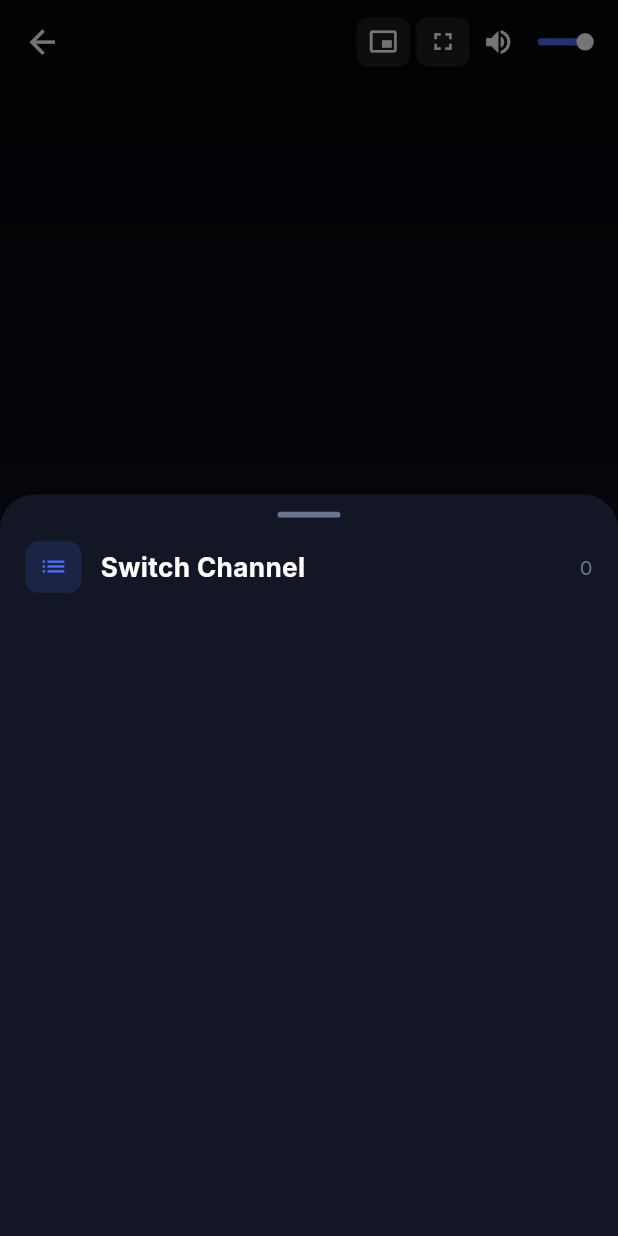
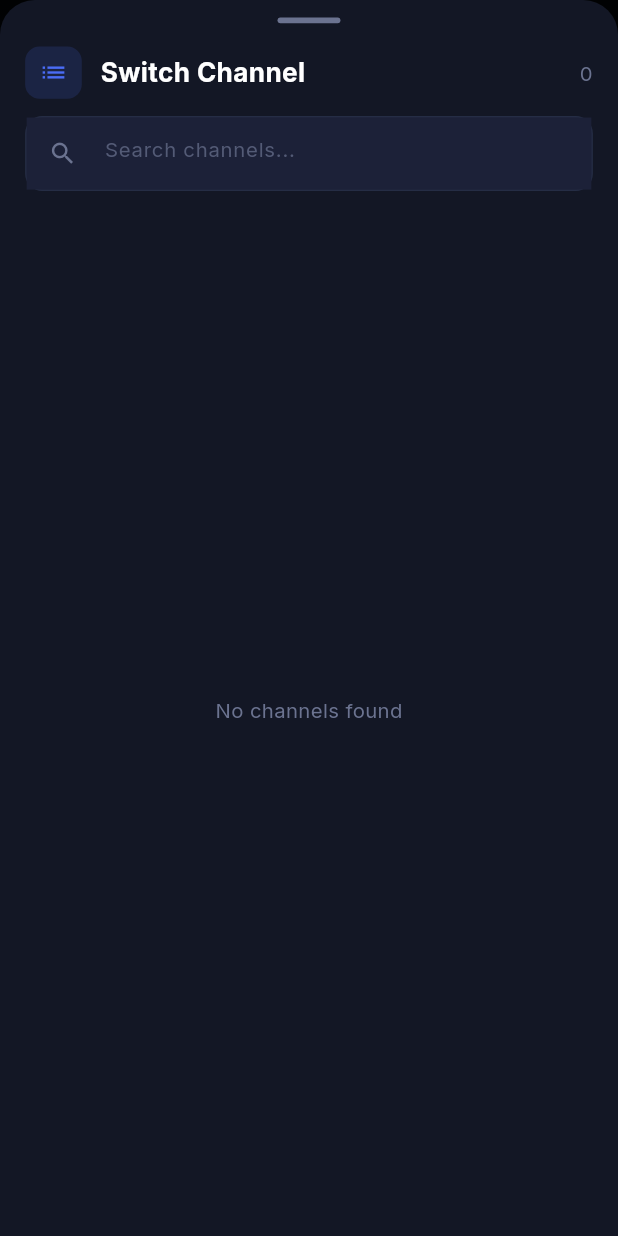
Before and after one commit to Darkmintis/primeview, a Flutter app: the VideoControls widget shown alone on an empty page, opened directly with empty values, item 2 of the bottom bar chosen, on a phone screen of 412 x 824 dp. Run offline on Flutter 3.47's test engine with Material 3 defaults, Android fonts, the phone set to English and light mode, and no system bars; our stand-ins replace cached_network_image, dio, equatable, flutter_riverpod, flutter_screenutil, get_it and 7 more; accounts and stored records are empty; network calls fail.

Commit message:
refactor: remove side channel arrows, add search to channel switcher

```diff
--- a/lib/features/player/widgets/video_controls.dart
+++ b/lib/features/player/widgets/video_controls.dart
@@ -96,14 +96,13 @@ class _VideoControlsState extends ConsumerState<VideoControls>
             final notifier = ref.read(playerViewModelProvider.notifier);
             if (dx < width / 3) {
               notifier.seekBackward(10);
-              _showSeekFeedback(-10);
             } else if (dx > width * 2 / 3) {
               notifier.seekForward(10);
-              _showSeekFeedback(10);
             }
           },
           onVerticalDragEnd: (details) {
-            if (details.primaryVelocity != null && details.primaryVelocity! < -200) {
+            if (details.primaryVelocity != null &&
+                details.primaryVelocity! < -200) {
               _openChannelSwitcher();
             }
           },
@@ -135,36 +134,6 @@ class _VideoControlsState extends ConsumerState<VideoControls>
             child: FadeTransition(
               opacity: _fadeAnimation,
               child: _buildTopBar(context),
-            ),
-          ),
-        if (show)
-          Positioned(
-            left: 16.w,
-            top: 0,
-            bottom: 0,
-            child: FadeTransition(
-              opacity: _fadeAnimation,
-              child: Center(
-                child: _buildSideButton(
-                  Icons.keyboard_arrow_up,
-                  () => _switchRelative(-1),
-                ),
-              ),
-            ),
-          ),
-        if (show)
-          Positioned(
-            right: 16.w,
-            top: 0,
-            bottom: 0,
-            child: FadeTransition(
-              opacity: _fadeAnimation,
-              child: Center(
-                child: _buildSideButton(
-                  Icons.keyboard_arrow_down,
-                  () => _switchRelative(1),
-                ),
-              ),
             ),
           ),
         if (show)
@@ -204,21 +173,6 @@ class _VideoControlsState extends ConsumerState<VideoControls>
             ),
           ),
       ],
-    );
-  }
-
-  Widget _buildSideButton(IconData icon, VoidCallback onTap) {
-    return GestureDetector(
-      onTap: onTap,
-      child: Container(
-        width: 44.w,
-        height: 80.h,
-        decoration: BoxDecoration(
-          color: Colors.black26,
-          borderRadius: BorderRadius.circular(22.r),
-        ),
-        child: Icon(icon, color: Colors.white70, size: 28.sp),
-      ),
     );
   }
 
@@ -282,7 +236,8 @@ class _VideoControlsState extends ConsumerState<VideoControls>
         ),
         SizedBox(width: 4.w),
         GestureDetector(
-          onTap: () => ref.read(playerViewModelProvider.notifier).toggleMute(),
+          onTap: () =>
+              ref.read(playerViewModelProvider.notifier).toggleMute(),
           child: Container(
             padding: EdgeInsets.symmetric(horizontal: 4.w, vertical: 4.h),
             child: Row(
@@ -303,8 +258,10 @@ class _VideoControlsState extends ConsumerState<VideoControls>
                   child: SliderTheme(
                     data: SliderThemeData(
                       trackHeight: 3.h,
-                      thumbShape: RoundSliderThumbShape(enabledThumbRadius: 6.r),
-                      overlayShape: RoundSliderOverlayShape(overlayRadius: 14.r),
+                      thumbShape:
+                          RoundSliderThumbShape(enabledThumbRadius: 6.r),
+                      overlayShape:
+                          RoundSliderOverlayShape(overlayRadius: 14.r),
                       activeTrackColor: AppColors.primary,
                       inactiveTrackColor: Colors.white24,
                       thumbColor: Colors.white,
@@ -313,7 +270,9 @@ class _VideoControlsState extends ConsumerState<VideoControls>
                       value: playerState.isMuted ? 0 : playerState.volume,
                       onChanged: (v) {
                         _hideTimer?.cancel();
-                        ref.read(playerViewModelProvider.notifier).setVolume(v);
+                        ref
+                            .read(playerViewModelProvider.notifier)
+                            .setVolume(v);
                       },
                       onChangeEnd: (_) => _startHideTimer(),
                     ),
@@ -349,7 +308,8 @@ class _VideoControlsState extends ConsumerState<VideoControls>
   Widget _buildCenterControls(PlayerState playerState) {
     return Center(
       child: GestureDetector(
-        onTap: () => ref.read(playerViewModelProvider.notifier).togglePlayPause(),
+        onTap: () =>
+            ref.read(playerViewModelProvider.notifier).togglePlayPause(),
         child: AnimatedContainer(
           duration: const Duration(milliseconds: 200),
           width: 80.w,
@@ -406,7 +366,8 @@ class _VideoControlsState extends ConsumerState<VideoControls>
               GestureDetector(
                 onTap: () => _switchRelative(-1),
                 child: Container(
-                  padding: EdgeInsets.symmetric(horizontal: 14.w, vertical: 8.h),
+                  padding:
+                      EdgeInsets.symmetric(horizontal: 14.w, vertical: 8.h),
                   decoration: BoxDecoration(
                     color: Colors.black45,
                     borderRadius: BorderRadius.circular(20.r),
@@ -414,12 +375,12 @@ class _VideoControlsState extends ConsumerState<VideoControls>
                   ),
                   child: Row(
                     children: [
-                      Icon(Icons.skip_previous, color: Colors.white70, size: 18.sp),
+                      Icon(Icons.skip_previous,
+                          color: Colors.white70, size: 18.sp),
                       SizedBox(width: 4.w),
-                      Text(
-                        'Prev',
-                        style: TextStyle(color: Colors.white70, fontSize: 12.sp),
-                      ),
+                      Text('Prev',
+                          style: TextStyle(
+                              color: Colors.white70, fontSize: 12.sp)),
                     ],
                   ),
                 ),
@@ -428,20 +389,22 @@ class _VideoControlsState extends ConsumerState<VideoControls>
               GestureDetector(
                 onTap: _openChannelSwitcher,
                 child: Container(
-                  padding: EdgeInsets.symmetric(horizontal: 16.w, vertical: 8.h),
+                  padding:
+                      EdgeInsets.symmetric(horizontal: 16.w, vertical: 8.h),
                   decoration: BoxDecoration(
                     color: AppColors.primary.withValues(alpha: 0.2),
                     borderRadius: BorderRadius.circular(20.r),
-                    border: Border.all(color: AppColors.primary.withValues(alpha: 0.4)),
+                    border: Border.all(
+                        color: AppColors.primary.withValues(alpha: 0.4)),
                   ),
                   child: Row(
                     children: [
-                      Icon(Icons.list, color: AppColors.primaryLight, size: 18.sp),
+                      Icon(Icons.list,
+                          color: AppColors.primaryLight, size: 18.sp),
                       SizedBox(width: 6.w),
-                      Text(
-                        'Channels',
-                        style: TextStyle(color: AppColors.primaryLight, fontSize: 12.sp),
-                      ),
+                      Text('Channels',
+                          style: TextStyle(
+                              color: AppColors.primaryLight, fontSize: 12.sp)),
                     ],
                   ),
                 ),
@@ -450,7 +413,8 @@ class _VideoControlsState extends ConsumerState<VideoControls>
               GestureDetector(
                 onTap: () => _switchRelative(1),
                 child: Container(
-                  padding: EdgeInsets.symmetric(horizontal: 14.w, vertical: 8.h),
+                  padding:
+                      EdgeInsets.symmetric(horizontal: 14.w, vertical: 8.h),
                   decoration: BoxDecoration(
                     color: Colors.black45,
                     borderRadius: BorderRadius.circular(20.r),
@@ -458,12 +422,12 @@ class _VideoControlsState extends ConsumerState<VideoControls>
                   ),
                   child: Row(
                     children: [
-                      Text(
-                        'Next',
-                        style: TextStyle(color: Colors.white70, fontSize: 12.sp),
-                      ),
+                      Text('Next',
+                          style: TextStyle(
+                              color: Colors.white70, fontSize: 12.sp)),
                       SizedBox(width: 4.w),
-                      Icon(Icons.skip_next, color: Colors.white70, size: 18.sp),
+                      Icon(Icons.skip_next,
+                          color: Colors.white70, size: 18.sp),
                     ],
                   ),
                 ),
@@ -475,35 +439,41 @@ class _VideoControlsState extends ConsumerState<VideoControls>
     );
   }
 
-  void _showSeekFeedback(int seconds) {
-  }
-
   void _openChannelSwitcher() {
     _hideTimer?.cancel();
     final channels = ref.read(channelsProvider);
-    final currentIdx = channels.indexWhere(
-      (c) => c.id == widget.currentChannel.id,
-    );
+    var searchQuery = '';
+    final searchController = TextEditingController();
 
     showModalBottomSheet(
       context: context,
       isScrollControlled: true,
       backgroundColor: Colors.transparent,
       builder: (ctx) {
+        return StatefulBuilder(
+          builder: (ctx, setSheetState) {
+            final filtered = searchQuery.isEmpty
+                ? channels
+                : channels
+                    .where((c) => htmlDecode(c.name)
+                        .toLowerCase()
+                        .contains(searchQuery))
+                    .toList();
+
             return Container(
               decoration: BoxDecoration(
                 color: AppColors.surface,
-            borderRadius: BorderRadius.vertical(top: Radius.circular(24.r)),
+                borderRadius:
+                    BorderRadius.vertical(top: Radius.circular(24.r)),
               ),
-          child: DraggableScrollableSheet(
-            initialChildSize: 0.6,
-            minChildSize: 0.3,
-            maxChildSize: 0.85,
-            expand: false,
-            builder: (ctx, scrollController) {
-              return Padding(
-                padding: EdgeInsets.fromLTRB(16.w, 12.h, 16.w, 16.h),
+              child: Padding(
+                padding: EdgeInsets.only(
+                    left: 16.w,
+                    right: 16.w,
+                    top: 12.h,
+                    bottom: MediaQuery.of(ctx).viewInsets.bottom + 16),
                 child: Column(
+                  mainAxisSize: MainAxisSize.min,
                   children: [
                     Center(
                       child: Container(
@@ -522,54 +492,99 @@ class _VideoControlsState extends ConsumerState<VideoControls>
                           width: 36.w,
                           height: 36.h,
                           decoration: BoxDecoration(
-                            color: AppColors.primary.withValues(alpha: 0.15),
+                            color:
+                                AppColors.primary.withValues(alpha: 0.15),
                             borderRadius: BorderRadius.circular(10.r),
                           ),
-                          child: Icon(
-                            Icons.list,
-                            color: AppColors.primary,
-                            size: 20.sp,
-                          ),
+                          child: Icon(Icons.list,
+                              color: AppColors.primary, size: 20.sp),
                         ),
                         SizedBox(width: 12.w),
-                        Text(
-                          'Switch Channel',
+                        Text('Switch Channel',
                             style: TextStyle(
                                 color: Colors.white,
                                 fontSize: 18.sp,
-                            fontWeight: FontWeight.bold,
-                          ),
-                        ),
-                        const Spacer(),
-                        Text(
-                          '${channels.length}',
+                                fontWeight: FontWeight.bold)),
+                        Spacer(),
+                        Text('${filtered.length}',
                             style: TextStyle(
                                 color: AppColors.textMuted,
-                            fontSize: 14.sp,
-                          ),
-                        ),
+                                fontSize: 14.sp)),
                       ],
                     ),
                     SizedBox(height: 12.h),
+                    Container(
+                      decoration: BoxDecoration(
+                        color: AppColors.surfaceLight,
+                        borderRadius: BorderRadius.circular(12.r),
+                        border: Border.all(color: AppColors.divider),
+                      ),
+                      child: TextField(
+                        controller: searchController,
+                        style: TextStyle(
+                            color: Colors.white, fontSize: 14.sp),
+                        decoration: InputDecoration(
+                          hintText: 'Search channels...',
+                          hintStyle: TextStyle(
+                              color: AppColors.textMuted
+                                  .withValues(alpha: 0.7),
+                              fontSize: 14.sp),
+                          prefixIcon: Padding(
+                            padding: EdgeInsets.all(12.w),
+                            child: Icon(Icons.search,
+                                color: AppColors.textMuted, size: 20.sp),
+                          ),
+                          suffixIcon: searchQuery.isNotEmpty
+                              ? GestureDetector(
+                                  onTap: () {
+                                    searchController.clear();
+                                    setSheetState(
+                                        () => searchQuery = '');
+                                  },
+                                  child: Padding(
+                                    padding: EdgeInsets.all(12.w),
+                                    child: Icon(Icons.clear,
+                                        color: AppColors.textMuted,
+                                        size: 18.sp),
+                                  ),
+                                )
+                              : null,
+                          border: InputBorder.none,
+                          contentPadding: EdgeInsets.symmetric(
+                              horizontal: 4.w, vertical: 12.h),
+                        ),
+                        onChanged: (v) => setSheetState(
+                            () => searchQuery = v.toLowerCase()),
+                      ),
+                    ),
+                    SizedBox(height: 12.h),
                     Expanded(
-                      child: ListView.builder(
-                        controller: scrollController,
-                        itemCount: channels.length,
+                      child: filtered.isEmpty
+                          ? Center(
+                              child: Text('No channels found',
+                                  style: TextStyle(
+                                      color: AppColors.textMuted,
+                                      fontSize: 14.sp)),
+                            )
+                          : ListView.builder(
+                              itemCount: filtered.length,
                               itemBuilder: (ctx, index) {
-                          final channel = channels[index];
-                          final isCurrent = index == currentIdx;
-                          return _buildChannelItem(channel, isCurrent, index);
+                                final channel = filtered[index];
+                                final isCurrent = channel.id ==
+                                    widget.currentChannel.id;
+                                return _buildChannelItem(
+                                    channel, isCurrent, index);
                               },
                             ),
                     ),
                   ],
                 ),
-              );
-            },
               ),
             );
           },
         );
+      },
+    ).whenComplete(() => searchController.dispose());
   }
 
   Widget _buildChannelItem(ChannelModel channel, bool isCurrent, int index) {
@@ -606,16 +621,19 @@ class _VideoControlsState extends ConsumerState<VideoControls>
                         fit: BoxFit.contain,
                         placeholder: (_, _) => Container(
                           color: AppColors.surfaceLight,
-                          child: Icon(Icons.tv, color: AppColors.textMuted, size: 20.sp),
+                          child: Icon(Icons.tv,
+                              color: AppColors.textMuted, size: 20.sp),
                         ),
                         errorWidget: (_, _, _) => Container(
                           color: AppColors.surfaceLight,
-                          child: Icon(Icons.tv, color: AppColors.textMuted, size: 20.sp),
+                          child: Icon(Icons.tv,
+                              color: AppColors.textMuted, size: 20.sp),
                         ),
                       )
                     : Container(
                         color: AppColors.surfaceLight,
-                        child: Icon(Icons.tv, color: AppColors.textMuted, size: 20.sp),
+                        child: Icon(Icons.tv,
+                            color: AppColors.textMuted, size: 20.sp),
                       ),
               ),
             ),
@@ -629,18 +647,18 @@ class _VideoControlsState extends ConsumerState<VideoControls>
                     style: TextStyle(
                       color: isCurrent ? AppColors.primary : Colors.white,
                       fontSize: 14.sp,
-                      fontWeight: isCurrent ? FontWeight.w600 : FontWeight.w400,
+                      fontWeight:
+                          isCurrent ? FontWeight.w600 : FontWeight.w400,
                     ),
                     maxLines: 1,
                     overflow: TextOverflow.ellipsis,
                   ),
-                  if (channel.category != null && channel.category!.isNotEmpty)
+                  if (channel.category != null &&
+                      channel.category!.isNotEmpty)
                     Text(
                       htmlDecode(channel.category!),
                       style: TextStyle(
-                        color: AppColors.textMuted,
-                        fontSize: 11.sp,
-                      ),
+                          color: AppColors.textMuted, fontSize: 11.sp),
                       maxLines: 1,
                       overflow: TextOverflow.ellipsis,
                     ),
@@ -649,20 +667,18 @@ class _VideoControlsState extends ConsumerState<VideoControls>
             ),
             if (isCurrent)
               Container(
-                padding: EdgeInsets.symmetric(horizontal: 8.w, vertical: 3.h),
+                padding:
+                    EdgeInsets.symmetric(horizontal: 8.w, vertical: 3.h),
                 decoration: BoxDecoration(
                   gradient: AppColors.premiumGradient,
                   borderRadius: BorderRadius.circular(4.r),
                 ),
-                child: Text(
-                  'LIVE',
+                child: Text('LIVE',
                     style: TextStyle(
                         color: Colors.white,
                         fontSize: 9.sp,
                         fontWeight: FontWeight.w700,
-                    letterSpacing: 0.5,
-                  ),
-                ),
+                        letterSpacing: 0.5)),
               ),
           ],
         ),
```
Lines whose indentation alone changed are shown as unchanged.
